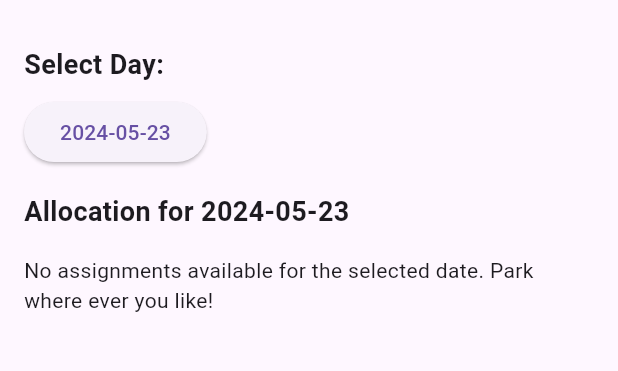
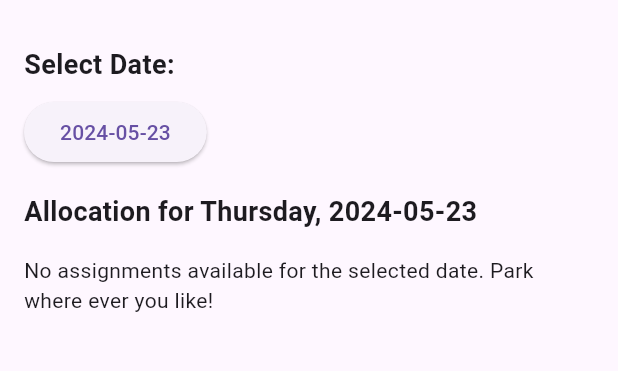
Before and after one commit to RustyDijkstra/parkdayfinder, a Flutter app: the screen it shows after launch, on a phone screen of 412 x 824 dp, the part 63-434 px from its top. Run offline on Flutter 3.47's test engine with Material 3 defaults, Android fonts, the light colour scheme and no system bars.

Commit message:
UX updates

```diff
--- a/lib/main.dart
+++ b/lib/main.dart
@@ -70,7 +70,7 @@ class _HomeScreenState extends State<HomeScreen> {
           crossAxisAlignment: CrossAxisAlignment.start,
           children: [
             const Text(
-              'Select Day:',
+              'Select Date:',
               style: TextStyle(
                 fontSize: 18,
                 fontWeight: FontWeight.bold,
@@ -212,11 +212,13 @@ class BayAssignmentWidget extends StatelessWidget {
         ? provider.scheduleData?.getBayAssignments(provider.selectedDate!)
         : {};
 
+    final dayOfWeek = DateFormat('EEEE').format(provider.selectedDate!);
+
     return Column(
       crossAxisAlignment: CrossAxisAlignment.start,
       children: [
         Text(
-          'Allocation for ${DateFormat('yyyy-MM-dd').format(provider.selectedDate!)}',
+          'Allocation for ${DateFormat('EEEE, yyyy-MM-dd').format(provider.selectedDate!)}',
           style: const TextStyle(
             fontSize: 18,
             fontWeight: FontWeight.bold,
```
